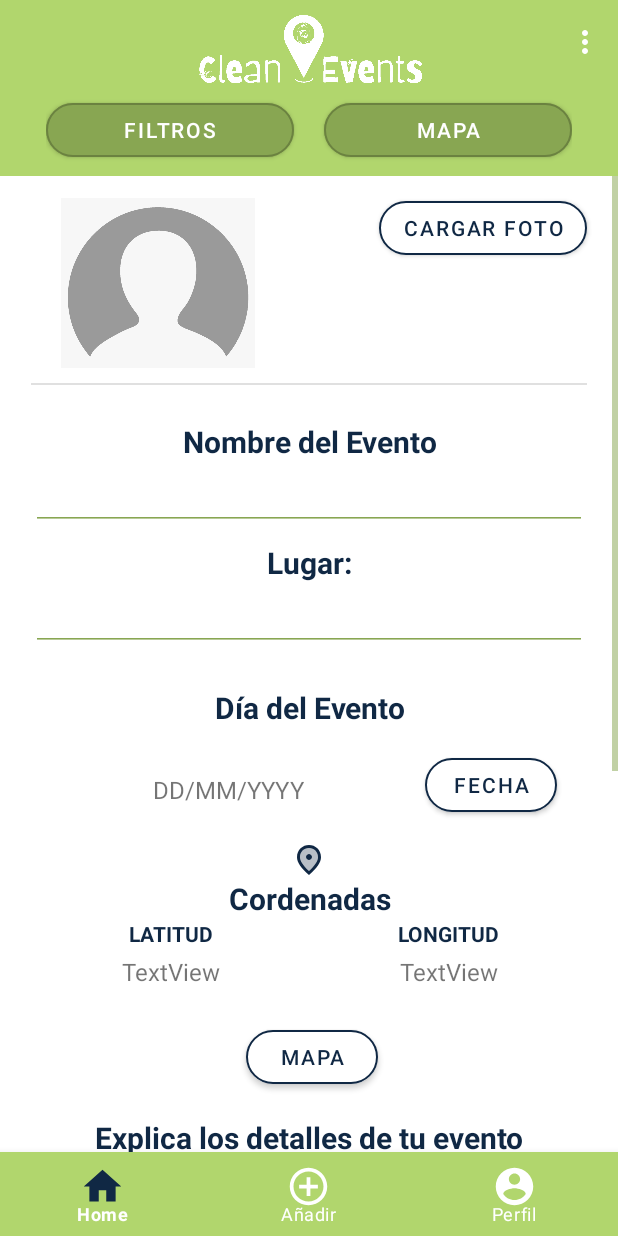
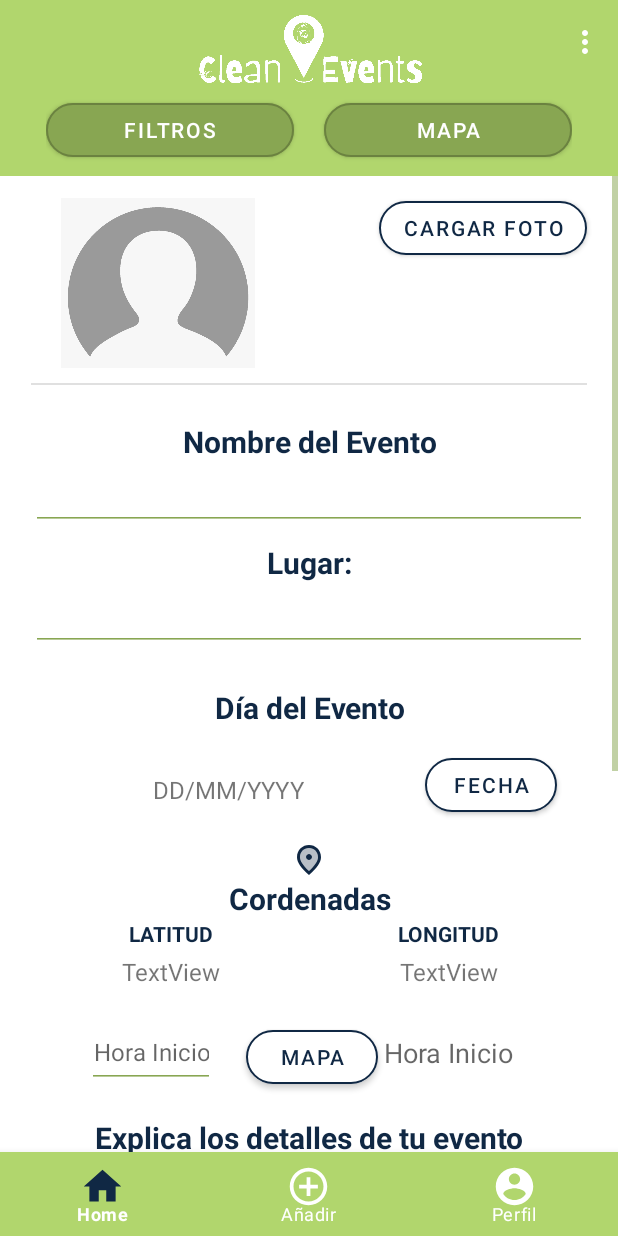
Before and after one commit to MariCarmen1991/CleanEvents-Project, an Android app: the fragment NuevoEventoFragment placed in its activity, on a phone screen of 412 x 824 dp. Run offline under Robolectric (Android 15) with nearby library versions, the phone set to English and light mode, and no system bars; our stand-ins replace Firebase (no records; nobody signed in at launch, a user with empty details on screens opened directly); Roboto replaces fonts that are not available here; 1 statement that could not run was skipped.

Commit message:
añadir hora inicio/final evento

```diff
--- a/CleanEvents/app/src/main/java/com/example/cleanevents/NuevoEventoFragment.java
+++ b/CleanEvents/app/src/main/java/com/example/cleanevents/NuevoEventoFragment.java
@@ -5,6 +5,7 @@ import android.app.Activity;
 import android.app.AlertDialog;
 import android.app.DatePickerDialog;
 
+import android.app.TimePickerDialog;
 import android.content.ContentResolver;
 import android.content.DialogInterface;
 import android.content.Intent;
@@ -41,6 +42,7 @@ import android.widget.ProgressBar;
 import android.widget.Spinner;
 import android.widget.Switch;
 import android.widget.TextView;
+import android.widget.TimePicker;
 import android.widget.Toast;
 
 import com.google.android.gms.auth.api.signin.internal.Storage;
@@ -53,6 +55,8 @@ import com.google.firebase.database.FirebaseDatabase;
 import com.google.firebase.database.Query;
 import com.google.firebase.firestore.DocumentReference;
 import com.google.firebase.firestore.FirebaseFirestore;
+import com.google.firebase.firestore.QueryDocumentSnapshot;
+import com.google.firebase.firestore.QuerySnapshot;
 import com.google.firebase.storage.FileDownloadTask;
 import com.google.firebase.storage.FirebaseStorage;
 import com.google.firebase.storage.StorageReference;
@@ -75,7 +79,7 @@ public class NuevoEventoFragment extends Fragment {
         View rootView;
 
         TextView get_fecha, tvlatitud,tvlongitud, get_coord;
-    EditText lugar, descripcion, zona, pista, nombre_evento;
+        EditText lugar, descripcion, zona, pista, nombre_evento, horaI, horaF;
         Button btnFecha, btnGuardar, btnCargarFoto, btnMap;
         ImageView imagen;
         Switch anadir_tesoro;
@@ -85,12 +89,15 @@ public class NuevoEventoFragment extends Fragment {
         Boolean tesoro = false;
 
         DatePickerDialog datePickerDialog;
-    Calendar calendario;
+        Calendar calendario = Calendar.getInstance();
         int ano, mes, dia;
+        final int hora = calendario.get(Calendar.HOUR_OF_DAY);
+        final int minuto = calendario.get(Calendar.MINUTE);
 
 
 
         String dateLog;
+        String horaInicioEvento, horaFinalEvento;
         Uri txtImagen;
 
         Spinner tipo_actividad;
@@ -147,12 +154,14 @@ public class NuevoEventoFragment extends Fragment {
             btnMap=rootView.findViewById(R.id.btn_map);
             tvlatitud=rootView.findViewById(R.id.tv_lat);
             tvlongitud=rootView.findViewById(R.id.tv_lon);
+            horaI=rootView.findViewById(R.id.get_time_1);
+            horaF=rootView.findViewById(R.id.get_time_2);
             progressImage=rootView.findViewById(R.id.progressimage);
             progressImage.setVisibility(View.GONE);
             evento=new HashMap<>();
 
             //bajarImagenStorage();
-
+            leerUsuario();
             /* Spiner Actividades */
 
             tipo_actividad = rootView.findViewById(R.id.actividades);
@@ -202,7 +211,6 @@ public class NuevoEventoFragment extends Fragment {
                 @Override
                 public void onClick(View v) {
                     if(v.isClickable()) {
-                    calendario = Calendar.getInstance();
                         dia = calendario.get(Calendar.DAY_OF_MONTH);
                         mes = calendario.get(Calendar.MONTH);
                         ano = calendario.get(Calendar.YEAR);
@@ -216,6 +224,40 @@ public class NuevoEventoFragment extends Fragment {
                         }, dia, mes, ano);
                         datePickerDialog.show();
                     }
+                }
+            });
+
+            /* HORA */
+
+            horaI.setOnClickListener(new View.OnClickListener() {
+                @Override
+                public void onClick(View v) {
+                    TimePickerDialog tpi = new TimePickerDialog(getContext(), new TimePickerDialog.OnTimeSetListener() {
+                        @Override
+                        public void onTimeSet(TimePicker view, int hourOfDay, int minute) {
+                            String hora = (hourOfDay < 10)? String.valueOf(0 + hourOfDay) : String.valueOf(hourOfDay);
+                            String min = (minute < 10)? String.valueOf(0 + minute) : String.valueOf(minute);
+                            horaInicioEvento = hora + ":" + min;
+                            horaI.setText(horaInicioEvento);
+                        }
+                    }, hora, minuto, true);
+                    tpi.show();
+                }
+            });
+
+            horaF.setOnClickListener(new View.OnClickListener() {
+                @Override
+                public void onClick(View v) {
+                    TimePickerDialog tpf = new TimePickerDialog(getContext(), new TimePickerDialog.OnTimeSetListener() {
+                        @Override
+                        public void onTimeSet(TimePicker view, int hourOfDay, int minute) {
+                            String hora = (hourOfDay < 10)? String.valueOf(0 + hourOfDay) : String.valueOf(hourOfDay);
+                            String min = (minute < 10)? String.valueOf(0 + minute) : String.valueOf(minute);
+                            horaFinalEvento = hora + ":" + min;
+                            horaF.setText(horaFinalEvento);
+                        }
+                    }, hora, minuto, true);
+                    tpf.show();
                 }
             });
 
@@ -470,19 +512,20 @@ public class NuevoEventoFragment extends Fragment {
         }
 
         Random r = new Random();
-    int idEvento = r.nextInt(1000)+1;
-    int idUsuario = r.nextInt(1000)+1;
+        long idEvento = r.nextInt(1000)+1;
+
 
 
         public void crearEventos(){
 
-        int numParticipantes=0;
+            long numParticipantes=0;
 
             evento.put("idEvento", idEvento);
-        evento.put("idUsuario", idUsuario);
             evento.put("nombreEvento", txtNombreEvento);
             evento.put("nombre", txtLugar);
             evento.put("dia", dateLog);
+            evento.put("horaInicio", horaInicioEvento);
+            evento.put("horaFinal", horaFinalEvento);
             evento.put("Longitud", lon);
             evento.put("Latitud", lat);
             evento.put("descripcion", txtDescripcion);
@@ -498,26 +541,37 @@ public class NuevoEventoFragment extends Fragment {
             txtNombreEvento = "Evento nº:"+n;
             DocumentReference document = db.document("evento/"+txtNombreEvento);
             document.set(evento);
+
             //db.collection("evento").add(evento);
             Log.d("MARICARMEN","evento creado");
         }
 
-    /*public void leerDatosFB(){
-        Query recuperar = (Query) data.addValueEventListener(new ValueEventListener() {
+        public void leerUsuario(){
+            SharedPreferences preferences=getContext().getSharedPreferences("idUsuarioPref", MODE_PRIVATE);
+            long idUsuario= preferences.getLong("idUsuario", 0);
+            Log.d("MARICARMEN", "IDUSUARIOSHARED"+idUsuario);
+            evento.put("idUsuario", idUsuario);
+
+            db= FirebaseFirestore.getInstance();
+            db.collection("Usuario")
+                    .whereEqualTo("idUsuario",idUsuario)
+                    .get()
+                    .addOnCompleteListener(new OnCompleteListener<QuerySnapshot>() {
                         @Override
-            public void onDataChange(@NonNull @NotNull DataSnapshot snapshot) {
-                String valor = (String) snapshot.getValue();
-                get_fecha.setText(valor);
+                        public void onComplete(@NonNull @NotNull Task<QuerySnapshot> task) {
+                            if(task.isSuccessful()){
+
+                                for(QueryDocumentSnapshot user: task.getResult()){
+
+                                    Log.d("MARICARMEN", ""+user.getData());
                                 }
+                            }
+                        }
+                    }).addOnFailureListener(new OnFailureListener() {
+                @Override
+                public void onFailure(@NonNull @NotNull Exception e) {
 
-            @Override
-            public void onCancelled(@NonNull @NotNull DatabaseError error) {
-                Log.e("TAGLOG", "Error!", error.toException());
                 }
             });
         }
-
-    public void eliminarDatosFB(){
-        db.collection("evento").document("7Kr1STuyuIIcVNNMAXcW").delete();
-    }*/
     }
--- a/CleanEvents/app/src/main/res/layout/fragment_nuevo_evento.xml
+++ b/CleanEvents/app/src/main/res/layout/fragment_nuevo_evento.xml
@@ -1,8 +1,8 @@
 <?xml version="1.0" encoding="utf-8"?>
-    <ScrollView xmlns:android="http://schemas.android.com/apk/res/android"
-        xmlns:app="http://schemas.android.com/apk/res-auto"
-        xmlns:tools="http://schemas.android.com/tools"
-        android:layout_width="match_parent"
+<ScrollView xmlns:android="http://schemas.android.com/apk/res/android"
+    xmlns:app="http://schemas.android.com/apk/res-auto"
+    xmlns:tools="http://schemas.android.com/tools"
+    android:layout_width="match_parent"
     android:layout_height="match_parent"
     android:fillViewport="true">
 
@@ -393,6 +393,40 @@
             app:layout_constraintStart_toEndOf="@+id/tv_lat"
             app:layout_constraintTop_toBottomOf="@+id/cordenadas_evento" />
 
+        <EditText
+            android:id="@+id/get_time_2"
+            android:layout_width="0dp"
+            android:layout_height="wrap_content"
+            android:layout_marginTop="180dp"
+            android:layout_marginEnd="36dp"
+            android:backgroundTint="@color/white"
+            android:textColor="@color/color_acento"
+            app:layout_constraintEnd_toStartOf="@+id/guideline26"
+            app:layout_constraintStart_toEndOf="@+id/btn_map"
+            app:layout_constraintTop_toTopOf="@+id/btn_date"
+            android:clickable="true"
+            android:ems="10"
+            android:focusable="false"
+            android:hint="Hora Inicio"
+            android:inputType="time"/>
+
+        <EditText
+            android:id="@+id/get_time_1"
+            android:layout_width="85dp"
+            android:layout_height="48dp"
+            android:layout_marginStart="16dp"
+            android:layout_marginTop="140dp"
+            android:textAlignment="center"
+            android:textSize="16sp"
+            app:layout_constraintEnd_toStartOf="@+id/btn_map"
+            app:layout_constraintStart_toStartOf="@+id/guideline24"
+            app:layout_constraintTop_toBottomOf="@+id/get_fecha"
+            android:clickable="true"
+            android:ems="10"
+            android:focusable="false"
+            android:hint="Hora Inicio"
+            android:inputType="time"/>
+
         <androidx.constraintlayout.widget.Guideline
             android:id="@+id/guideline23"
             android:layout_width="wrap_content"
@@ -427,4 +461,4 @@
             app:layout_constraintGuide_percent="0.01" />
 
     </androidx.constraintlayout.widget.ConstraintLayout>
-    </ScrollView>
+</ScrollView>
```
Lines whose indentation alone changed are shown as unchanged.
